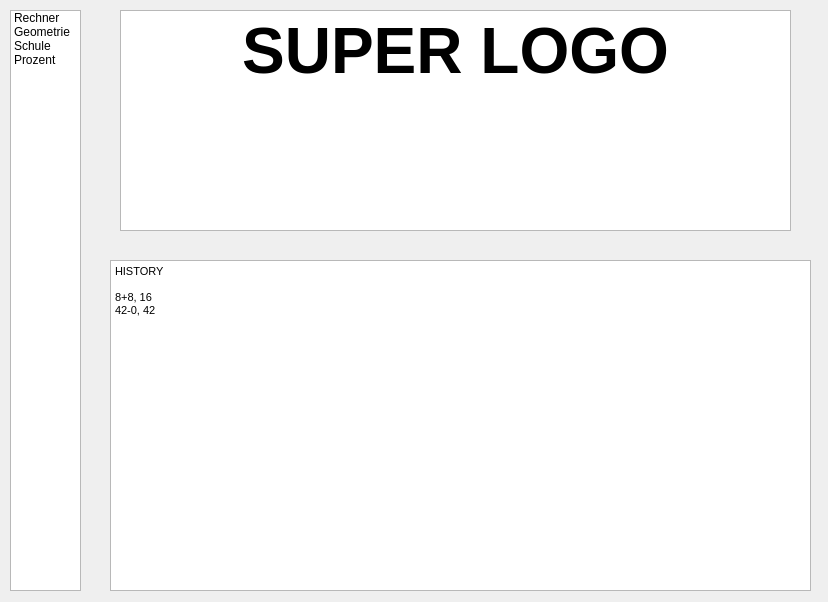
Old version of the form documents/prototyp/main_window_prototype.ui in the repository dammmueller-calculator/documents.
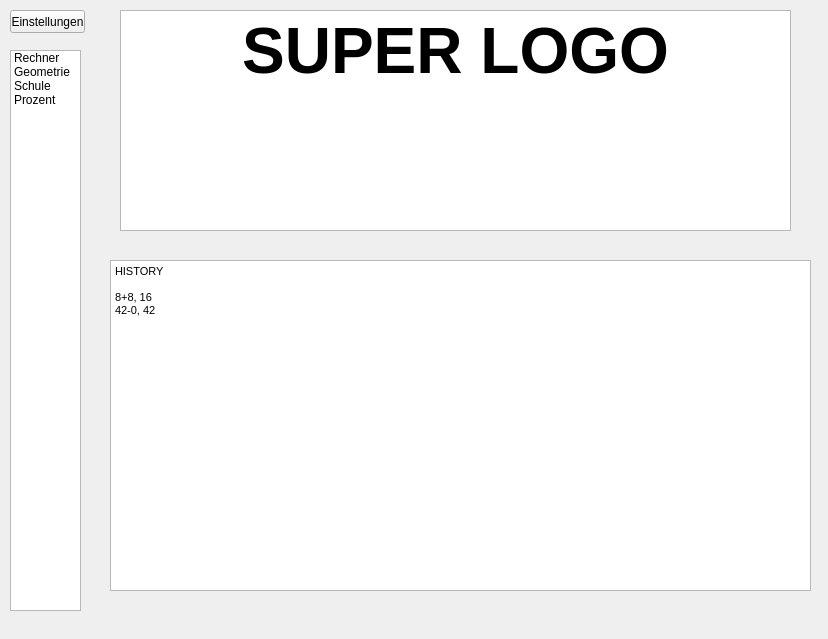
New version of the form.

```diff
--- a/documents/prototyp/main_window_prototype.ui
+++ b/documents/prototyp/main_window_prototype.ui
@@ -7,7 +7,7 @@
     <x>0</x>
     <y>0</y>
     <width>828</width>
-    <height>602</height>
+    <height>639</height>
    </rect>
   </property>
   <property name="windowTitle">
@@ -57,9 +57,9 @@
     <property name="geometry">
      <rect>
       <x>10</x>
-      <y>10</y>
+      <y>50</y>
       <width>71</width>
-      <height>581</height>
+      <height>561</height>
      </rect>
     </property>
     <item>
@@ -100,6 +100,19 @@
 &lt;p align=&quot;center&quot; style=&quot; margin-top:0px; margin-bottom:0px; margin-left:0px; margin-right:0px; -qt-block-indent:0; text-indent:0px;&quot;&gt;&lt;span style=&quot; font-size:48pt; font-weight:600;&quot;&gt;SUPER LOGO&lt;/span&gt;&lt;/p&gt;&lt;/body&gt;&lt;/html&gt;</string>
     </property>
    </widget>
+   <widget class="QPushButton" name="pushButton">
+    <property name="geometry">
+     <rect>
+      <x>10</x>
+      <y>10</y>
+      <width>75</width>
+      <height>23</height>
+     </rect>
+    </property>
+    <property name="text">
+     <string>Einstellungen</string>
+    </property>
+   </widget>
   </widget>
  </widget>
  <resources/>
```
